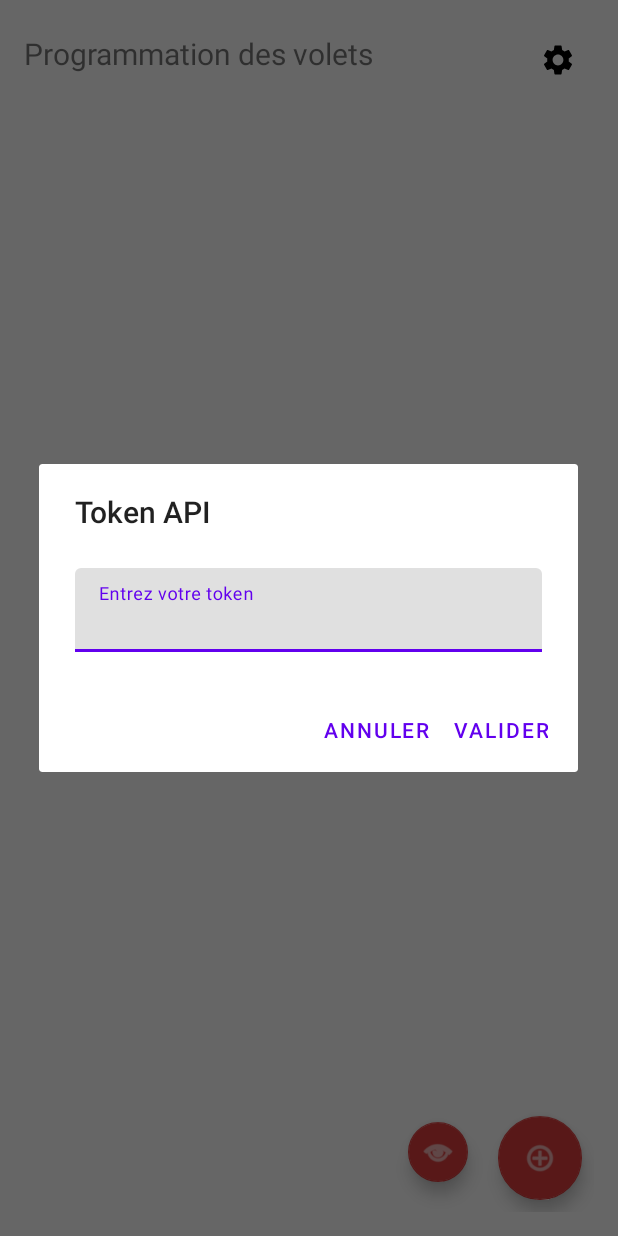
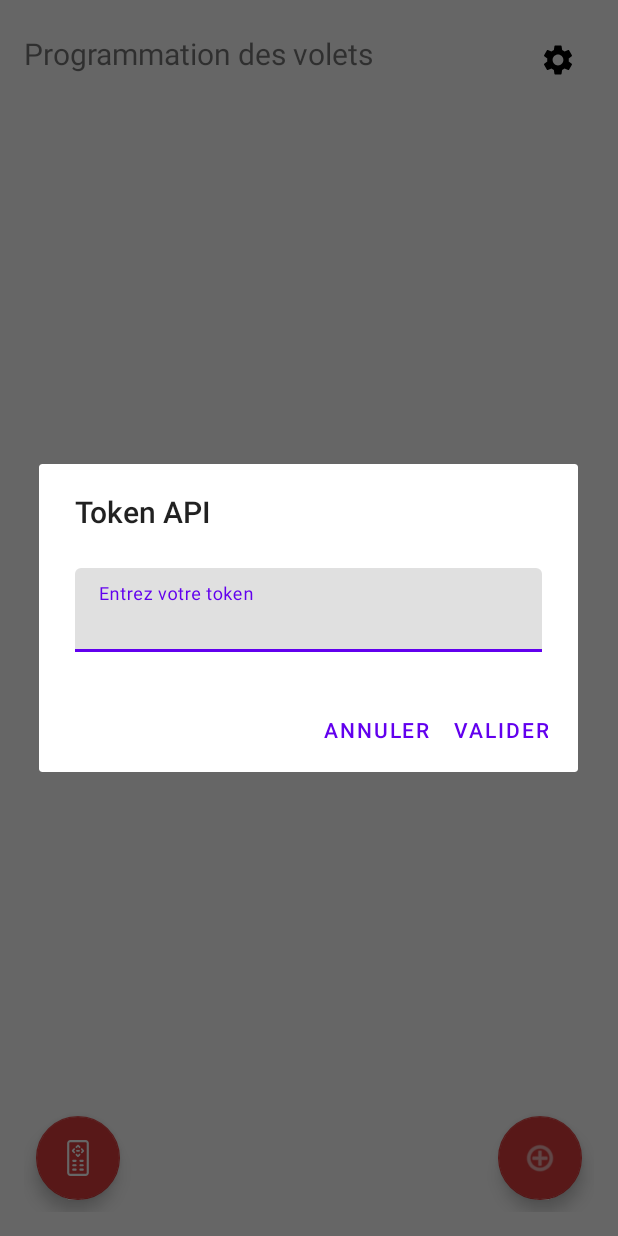
Before and after one commit to GalateeM/HelioFlow, an Android app built with Jetpack Compose: the screen it shows after launch (MainActivity), after a tap on "Paramètres", on a phone screen of 412 x 824 dp. Run offline under Robolectric (Android 15) with nearby library versions, the light colour scheme and no system bars; network calls fail; 2 statements that could not run were skipped.

Commit message:
apparence télécommande

```diff
--- /dev/null
+++ b/app/src/main/res/drawable/ic_remote_control.xml
@@ -0,0 +1,42 @@
+<vector xmlns:android="http://schemas.android.com/apk/res/android"
+    android:width="800dp"
+    android:height="800dp"
+    android:viewportWidth="253.03"
+    android:viewportHeight="253.03">
+  <path
+      android:pathData="M180.29,0H72.74c-12.41,0 -22.5,10.09 -22.5,22.5v208.03c0,12.41 10.09,22.5 22.5,22.5H180.29c12.41,0 22.5,-10.09 22.5,-22.5V22.5C202.79,10.09 192.7,0 180.29,0zM187.79,230.53c0,4.14 -3.36,7.5 -7.5,7.5H72.74c-4.14,0 -7.5,-3.36 -7.5,-7.5V22.5c0,-4.14 3.36,-7.5 7.5,-7.5H180.29c4.14,0 7.5,3.36 7.5,7.5V230.53z"
+      android:fillColor="#000002"/>
+  <path
+      android:pathData="M109.38,138.79H93.46c-4.14,0 -7.5,3.36 -7.5,7.5c0,4.14 3.36,7.5 7.5,7.5h15.92c4.14,0 7.5,-3.36 7.5,-7.5C116.88,142.15 113.53,138.79 109.38,138.79z"
+      android:fillColor="#000002"/>
+  <path
+      android:pathData="M109.38,169.8H93.46c-4.14,0 -7.5,3.36 -7.5,7.5c0,4.14 3.36,7.5 7.5,7.5h15.92c4.14,0 7.5,-3.36 7.5,-7.5C116.88,173.16 113.53,169.8 109.38,169.8z"
+      android:fillColor="#000002"/>
+  <path
+      android:pathData="M109.38,200.81H93.46c-4.14,0 -7.5,3.36 -7.5,7.5s3.36,7.5 7.5,7.5h15.92c4.14,0 7.5,-3.36 7.5,-7.5S113.53,200.81 109.38,200.81z"
+      android:fillColor="#000002"/>
+  <path
+      android:pathData="M159.57,138.79H143.65c-4.14,0 -7.5,3.36 -7.5,7.5c0,4.14 3.36,7.5 7.5,7.5h15.92c4.14,0 7.5,-3.36 7.5,-7.5C167.07,142.15 163.71,138.79 159.57,138.79z"
+      android:fillColor="#000002"/>
+  <path
+      android:pathData="M159.57,169.8H143.65c-4.14,0 -7.5,3.36 -7.5,7.5c0,4.14 3.36,7.5 7.5,7.5h15.92c4.14,0 7.5,-3.36 7.5,-7.5C167.07,173.16 163.71,169.8 159.57,169.8z"
+      android:fillColor="#000002"/>
+  <path
+      android:pathData="M159.57,200.81H143.65c-4.14,0 -7.5,3.36 -7.5,7.5s3.36,7.5 7.5,7.5h15.92c4.14,0 7.5,-3.36 7.5,-7.5S163.71,200.81 159.57,200.81z"
+      android:fillColor="#000002"/>
+  <path
+      android:pathData="M118.56,70.2c-3.31,0 -6,2.69 -6,6c0,3.31 2.69,6 6,6h15.92c3.31,0 6,-2.69 6,-6c0,-3.31 -2.69,-6 -6,-6H118.56z"
+      android:fillColor="#000002"/>
+  <path
+      android:pathData="M115.08,56.02c1.53,0 3.07,-0.59 4.24,-1.76l7.49,-7.49l6.89,6.89c2.34,2.34 6.14,2.34 8.48,0c2.34,-2.34 2.34,-6.14 0,-8.48l-10.43,-10.43c-2.73,-2.73 -7.17,-2.73 -9.9,-0L110.84,45.78c-2.34,2.34 -2.34,6.14 -0,8.48C112.01,55.43 113.55,56.02 115.08,56.02z"
+      android:fillColor="#000002"/>
+  <path
+      android:pathData="M142.19,98.14c-2.34,-2.34 -6.14,-2.34 -8.48,0l-7.49,7.49l-6.89,-6.89c-2.34,-2.34 -6.14,-2.34 -8.48,-0c-2.34,2.34 -2.34,6.14 -0,8.48l10.43,10.43c1.36,1.37 3.16,2.05 4.95,2.05s3.59,-0.68 4.95,-2.05l11.02,-11.02C144.54,104.28 144.54,100.48 142.19,98.14z"
+      android:fillColor="#000002"/>
+  <path
+      android:pathData="M156.94,60.52c-2.34,-2.34 -6.14,-2.34 -8.48,-0c-2.34,2.34 -2.34,6.14 -0,8.48l7.49,7.49l-6.89,6.89c-2.34,2.34 -2.34,6.14 0,8.48c1.17,1.17 2.71,1.76 4.24,1.76c1.53,0 3.07,-0.59 4.24,-1.76l10.43,-10.43c2.73,-2.73 2.73,-7.17 0,-9.9L156.94,60.52z"
+      android:fillColor="#000002"/>
+  <path
+      android:pathData="M100.33,93.64c1.53,0 3.07,-0.59 4.24,-1.76c2.34,-2.34 2.34,-6.14 0,-8.48l-7.49,-7.49l6.89,-6.89c2.34,-2.34 2.34,-6.14 0,-8.48c-2.34,-2.34 -6.14,-2.34 -8.48,-0L85.07,70.96c-2.73,2.73 -2.73,7.17 -0,9.9l11.02,11.02C97.26,93.05 98.8,93.64 100.33,93.64z"
+      android:fillColor="#000002"/>
+</vector>
--- a/app/src/main/res/layout/activity_main.xml
+++ b/app/src/main/res/layout/activity_main.xml
@@ -47,8 +47,7 @@
     <LinearLayout
         android:layout_width="match_parent"
         android:layout_height="wrap_content"
-        android:orientation="horizontal"
-        android:gravity="end">
+        android:orientation="horizontal">
 
         <!-- Bouton Remote -->
         <com.google.android.material.floatingactionbutton.FloatingActionButton
@@ -57,10 +56,14 @@
             android:layout_height="wrap_content"
             android:layout_margin="8dp"
             android:contentDescription="@string/remote_button"
-            android:src="@android:drawable/ic_menu_view"
+            android:src="@drawable/ic_remote_control"
             app:backgroundTint="@color/ic_launcher_background"
-            app:tint="@color/white"
-            app:fabSize="mini" />
+            app:tint="@color/white" />
+
+        <View
+            android:layout_width="0dp"
+            android:layout_height="0dp"
+            android:layout_weight="1" />
 
         <!-- Bouton + -->
         <com.google.android.material.floatingactionbutton.FloatingActionButton
```
Also changed, not shown: app/src/main/remote-control.svg (added).
